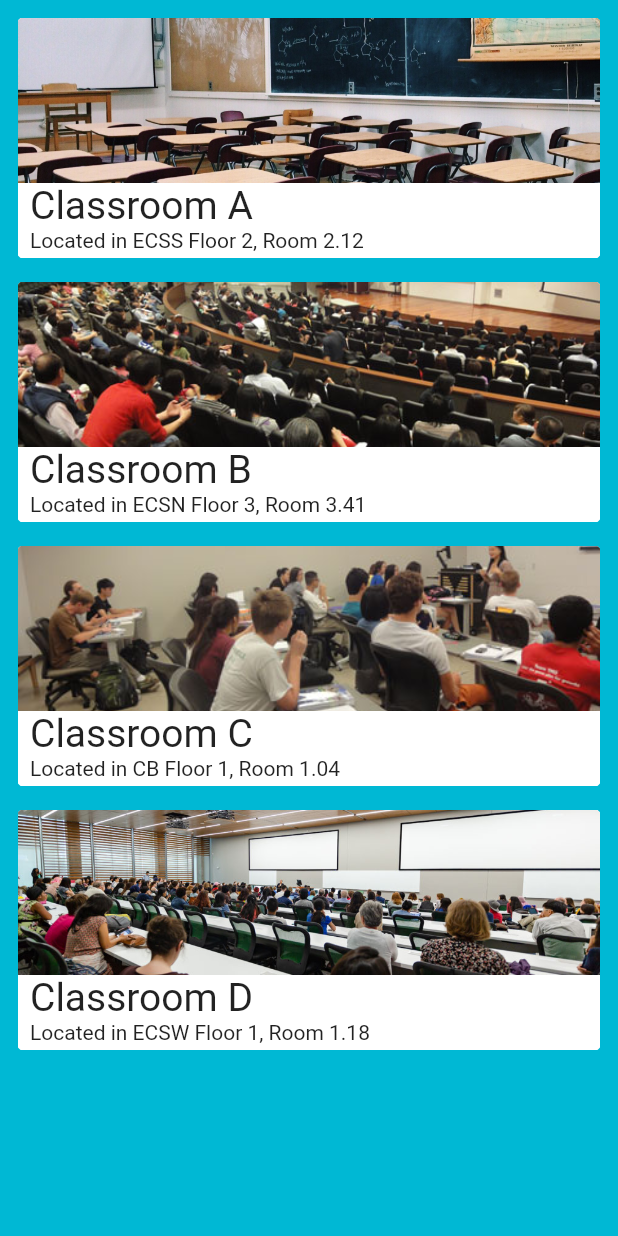
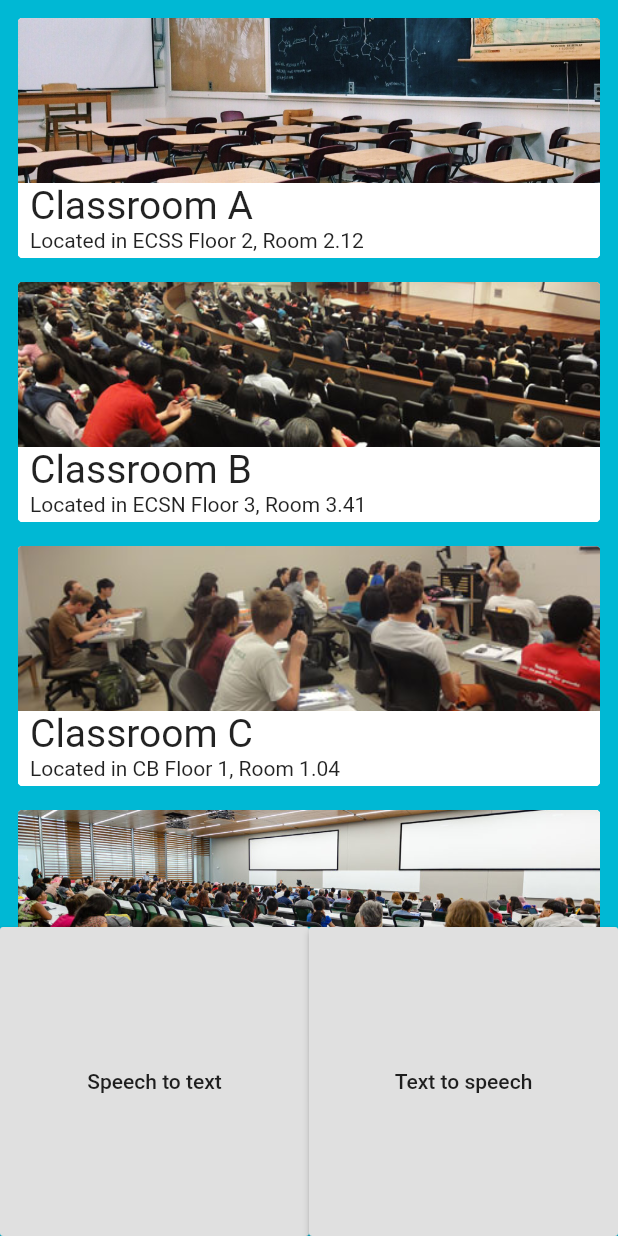
Before and after one commit to SaranSundar/EagleApp, a Flutter app: the LocationsPage screen opened directly, on a phone screen of 412 x 824 dp. Run offline on Flutter 3.47's test engine with Material 2 defaults, Android fonts, the phone set to English and light mode, and no system bars; our stand-ins replace camera, flutter_tts, font_awesome_flutter; missing offline and left inert: speech_recognition.

```diff
--- /dev/null
+++ b/lib/ReadText.dart
@@ -0,0 +1,79 @@
+import 'dart:async';
+import 'dart:io';
+import 'package:flutter_tts/flutter_tts.dart';
+
+enum TtsState { playing, stopped }
+
+class ReadText {
+  FlutterTts flutterTts;
+  dynamic languages;
+  dynamic voices;
+  String language;
+  String voice;
+  int silencems;
+
+  String _newVoiceText;
+
+  TtsState ttsState = TtsState.stopped;
+
+  get isPlaying => ttsState == TtsState.playing;
+
+  get isStopped => ttsState == TtsState.stopped;
+
+  // Needs to be initialized
+  initTts() {
+    flutterTts = FlutterTts();
+
+    if (Platform.isAndroid) {
+      flutterTts.ttsInitHandler(() {
+        _getLanguages();
+        _getVoices();
+      });
+    } else if (Platform.isIOS) {
+      _getLanguages();
+      _getVoices();
+    }
+
+    flutterTts.setStartHandler(() {
+      ttsState = TtsState.playing;
+    });
+
+    flutterTts.setCompletionHandler(() {
+      print("Complete");
+      ttsState = TtsState.stopped;
+    });
+
+    flutterTts.setErrorHandler((msg) {
+      ttsState = TtsState.stopped;
+    });
+  }
+
+  Future _getLanguages() async {
+    languages = await flutterTts.getLanguages;
+  }
+
+  Future _getVoices() async {
+    voices = await flutterTts.getVoices;
+  }
+
+  Future speak() async {
+    if (_newVoiceText != null) {
+      if (_newVoiceText.isNotEmpty) {
+        var result = await flutterTts.speak("Hello test text");
+        if (result == 1) ttsState = TtsState.playing;
+      }
+    }
+  }
+
+  Future stop() async {
+    var result = await flutterTts.stop();
+    if (result == 1) ttsState = TtsState.stopped;
+  }
+
+// need to call this in dispose
+//  @override
+//  void dispose() {
+//    super.dispose();
+//    flutterTts.stop();
+//  }
+}
--- a/lib/locations_page.dart
+++ b/lib/locations_page.dart
@@ -1,26 +1,65 @@
+import 'package:eagle/ReadText.dart';
 import 'package:flutter/material.dart';
 
-class LocationsPage extends StatelessWidget{
+class LocationsPage extends StatefulWidget {
   final PageController controller;
-  static const _kDuration = const Duration(milliseconds: 300);
-  static const _kCurve = Curves.ease;
-  var roomNames = ["Classroom A", "Classroom B", "Classroom C", "Classroom D"];
-  var roomLocations = ["ECSS Floor 2, Room 2.12", "ECSN Floor 3, Room 3.41", "CB Floor 1, Room 1.04", "ECSW Floor 1, Room 1.18"];
-  var roomImages = ['assets/images/classroom1.jpg', 'assets/images/classroom2.jpg', 'assets/images/classroom3.jpg', 'assets/images/classroom4.jpg'];
 
   LocationsPage({Key key, @required this.controller}) : super(key: key);
 
   @override
+  _LocationsPageState createState() => _LocationsPageState(controller);
+}
+
+class _LocationsPageState extends State<LocationsPage> {
+  static const _kDuration = const Duration(milliseconds: 300);
+  static const _kCurve = Curves.ease;
+  final PageController controller;
+  var roomNames = ["Classroom A", "Classroom B", "Classroom C", "Classroom D"];
+  var roomLocations = [
+    "ECSS Floor 2, Room 2.12",
+    "ECSN Floor 3, Room 3.41",
+    "CB Floor 1, Room 1.04",
+    "ECSW Floor 1, Room 1.18"
+  ];
+  var roomImages = [
+    'assets/images/classroom1.jpg',
+    'assets/images/classroom2.jpg',
+    'assets/images/classroom3.jpg',
+    'assets/images/classroom4.jpg'
+  ];
+  var readText = ReadText();
+
+  _LocationsPageState(this.controller);
+
+  @override
+  initState() {
+    super.initState();
+    readText.initTts();
+  }
+
+  @override
+  void dispose() {
+    super.dispose();
+    readText.flutterTts.stop();
+  }
+
+  @override
   Widget build(BuildContext context) {
+    final _size = MediaQuery.of(context).size;
     return new Scaffold(
         backgroundColor: Colors.cyanAccent[700],
-      body: ListView.builder(
+        body: Column(
+          children: <Widget>[
+            Expanded(
+              child: Container(
+                child: ListView.builder(
                     padding: const EdgeInsets.all(4),
                     itemCount: 4,
                     itemBuilder: (BuildContext context, int index) {
                       return new GestureDetector(
                           onTap: () {
-                  controller.animateToPage(2, duration: _kDuration, curve: _kCurve);
+                            controller.animateToPage(2,
+                                duration: _kDuration, curve: _kCurve);
                           },
                           child: ClipRRect(
                               borderRadius: BorderRadius.circular(30.0),
@@ -28,8 +67,7 @@ class LocationsPage extends StatelessWidget{
                                   height: 160,
                                   margin: const EdgeInsets.all(8.0),
                                   color: Colors.white,
-                    child: Column(
-                      children: <Widget>[
+                                  child: Column(children: <Widget>[
                                     Container(
                                       width: MediaQuery.of(context).size.width,
                                       height: 110,
@@ -43,31 +81,61 @@ class LocationsPage extends StatelessWidget{
                                     Align(
                                       alignment: Alignment.centerLeft,
                                       child: Container(
-                            margin: const EdgeInsets.symmetric(horizontal: 8.0),
-                            child: Text(
-                                roomNames[index],
-                                style: TextStyle(
-                                    fontSize: 26
-                                )
-                            ),
+                                        margin: const EdgeInsets.symmetric(
+                                            horizontal: 8.0),
+                                        child: Text(roomNames[index],
+                                            style: TextStyle(fontSize: 26)),
                                       ),
                                     ),
                                     Align(
                                       alignment: Alignment.centerLeft,
                                       child: Container(
-                            margin: const EdgeInsets.symmetric(horizontal: 8.0),
+                                        margin: const EdgeInsets.symmetric(
+                                            horizontal: 8.0),
                                         child: Text(
                                           "Located in " + roomLocations[index],
                                         ),
                                       ),
                                     ),
-                      ]
+                                  ]))));
+                    }),
+              ),
+            ),
+            Container(
+              width: double.infinity,
+              // color: Colors.blue,
+              height: _size.height * 0.25,
+              // Take 25% width of the screen height
+              child: Row(
+                mainAxisAlignment: MainAxisAlignment.end,
+                crossAxisAlignment: CrossAxisAlignment.start,
+                children: <Widget>[
+                  SizedBox(
+                    width: _size.width * 0.5,
+                    height: double.infinity,
+                    child: RaisedButton(
+                      child: Text('Speech to text'),
+                      onPressed: () {
+                        print("Speech to text");
+                      },
+                    ),
+                  ),
+                  SizedBox(
+                    width: _size.width * 0.5,
+                    height: double.infinity,
+                    child: RaisedButton(
+                      child: Text('Text to speech'),
+                      onPressed: () {
+                        print("Text to speech");
+                        readText.speak();
+                        setState(() {});
+                      },
+                    ),
                   )
+                ],
+              ),
             )
-                )
-            );
-          }
-      )
-    );
+          ],
+        ));
   }
 }
```
Also changed, not shown: lib/camera_page.dart (+50 -1 lines), lib/main.dart (+5 -46 lines). Lines whose indentation alone changed are shown as unchanged.
